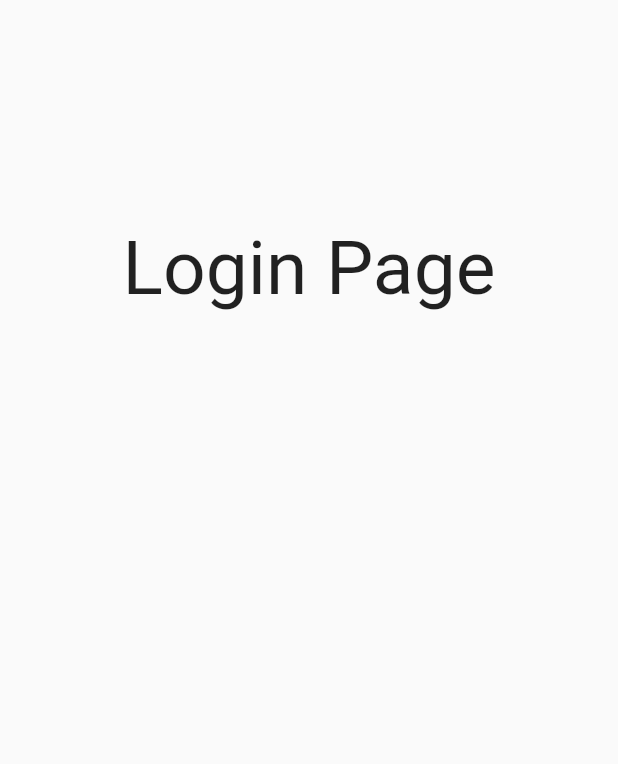
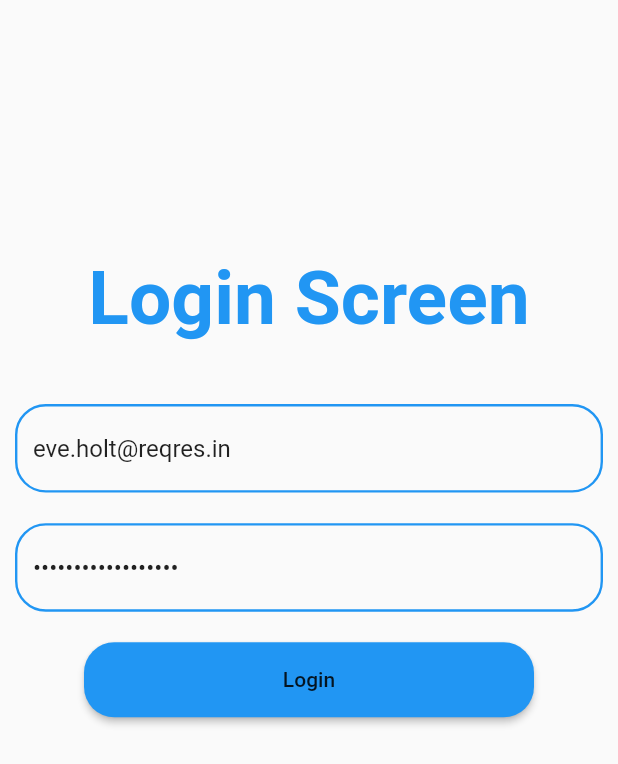
Before and after one commit to AmrElwkeel/Flutter_Youtube_videos, a Flutter app: the screen it shows after launch, on a phone screen of 412 x 824 dp. Shown: the top 764 px of the screen. Run offline on Flutter 3.47's test engine with Material 2 defaults, Android fonts, the phone set to English and light mode, and no system bars; our stand-ins replace bloc, equatable, flutter_bloc.

Commit message:
Auth isDone

```diff
--- a/lib/main.dart
+++ b/lib/main.dart
@@ -4,7 +4,7 @@ import 'my_app.dart';
 
 void main() {
   runApp(const MyApp());
-
-  AuthRepo authRepo = AuthRepo();
-  authRepo.login("eve.holt@reqres.in", "cityslicka");
+  //
+  // AuthRepo authRepo = AuthRepo();
+  // authRepo.login("eve.holt@reqress.in", "cityslicka");
 }
--- a/lib/my_app.dart
+++ b/lib/my_app.dart
@@ -1,4 +1,7 @@
 import 'package:flutter/material.dart';
+import 'package:flutter_bloc/flutter_bloc.dart';
+import 'package:flutter_videos/src/blocs/auth_bloc/auth_bloc.dart';
+import 'package:flutter_videos/src/repository/reop_auth.dart';
 import 'package:flutter_videos/src/views/login.dart';
 
 class MyApp extends StatelessWidget {
@@ -6,9 +9,13 @@ class MyApp extends StatelessWidget {
 
   @override
   Widget build(BuildContext context) {
-    return const MaterialApp(
-      home: Login(),
-      debugShowCheckedModeBanner: false,
-    );
+    return MultiBlocProvider(
+        providers: [
+          BlocProvider(create: (context) => AuthBloc(AuthRepo())),
+        ],
+        child: const MaterialApp(
+          home: Login(),
+          debugShowCheckedModeBanner: false,
+        ));
   }
 }
--- a/lib/src/base/api_base.dart
+++ b/lib/src/base/api_base.dart
@@ -21,7 +21,7 @@ _returnResponse(http.Response response) {
 
     case 400:
       var responseError = jsonDecode(response.body.toString());
-      return responseError;
+      return responseError["error"];
 
     default:
       return Exception('default Error ${response.statusCode.toString()}');
--- /dev/null
+++ b/lib/src/blocs/auth_bloc/auth_bloc.dart
@@ -0,0 +1,25 @@
+import 'dart:async';
+
+import 'package:bloc/bloc.dart';
+import 'package:equatable/equatable.dart';
+import 'package:flutter_videos/src/repository/reop_auth.dart';
+import 'package:meta/meta.dart';
+
+part 'auth_event.dart';
+part 'auth_state.dart';
+
+class AuthBloc extends Bloc<AuthEvent, AuthState> {
+  final AuthRepo _authRepo;
+  AuthBloc(this._authRepo) : super(AuthLoading()) {
+    on<LoginEvent>((event, emit) async {
+      emit(AuthLoading());
+      final result = await _authRepo.login(event.email, event.password);
+      if (result != "user not found") {
+        emit(AuthSuccessful());
+      }
+      if (result == "user not found") {
+        emit(AuthError("Missing password OR  user not found"));
+      }
+    });
+  }
+}
--- /dev/null
+++ b/lib/src/blocs/auth_bloc/auth_event.dart
@@ -0,0 +1,19 @@
+part of 'auth_bloc.dart';
+
+@immutable
+abstract class AuthEvent extends Equatable {}
+
+
+
+
+class LoginEvent extends AuthEvent{
+
+  String? email ;
+  String? password ;
+
+  LoginEvent({this.email,this.password});
+
+  @override
+  List<Object?> get props => [email,password];
+
+}
--- /dev/null
+++ b/lib/src/blocs/auth_bloc/auth_state.dart
@@ -0,0 +1,26 @@
+part of 'auth_bloc.dart';
+
+@immutable
+abstract class AuthState extends Equatable {}
+
+class AuthInitial extends AuthState {
+  @override
+  List<Object?> get props => [];
+}
+
+class AuthSuccessful extends AuthState {
+  @override
+  List<Object?> get props => [];
+}
+
+class AuthLoading extends AuthState {
+  @override
+  List<Object?> get props => [];
+}
+
+class AuthError extends AuthState {
+  String? msgError;
+  AuthError(this.msgError);
+  @override
+  List<Object?> get props => [msgError];
+}
--- a/lib/src/views/login.dart
+++ b/lib/src/views/login.dart
@@ -1,4 +1,10 @@
 import 'package:flutter/material.dart';
+import 'package:flutter_bloc/flutter_bloc.dart';
+import 'package:flutter_videos/src/blocs/auth_bloc/auth_bloc.dart';
+import 'package:flutter_videos/src/views/home.dart';
+
+import '../widgets/custom_button.dart';
+import '../widgets/custom_textfield.dart';
 
 class Login extends StatefulWidget {
   const Login({Key? key}) : super(key: key);
@@ -8,22 +14,83 @@ class Login extends StatefulWidget {
 }
 
 class _LoginState extends State<Login> {
+  AuthBloc? _authBloc;
+  final TextEditingController email =
+      TextEditingController(text: "eve.holt@reqres.in");
+  final TextEditingController password =
+      TextEditingController(text: "cityslicka");
+  @override
+  void initState() {
+    super.initState();
+    _authBloc = BlocProvider.of<AuthBloc>(context);
+  }
+
   @override
   Widget build(BuildContext context) {
     return Scaffold(
-      body: Container(
-        padding: EdgeInsets.symmetric(vertical: 150),
-        child: SingleChildScrollView(
-          child: Column(
-            mainAxisAlignment: MainAxisAlignment.center,
-            children: const <Widget>[
-              Center(
-                  child: Text(
-                "Login Page",
-                style: TextStyle(fontSize: 50),
-              )),
-            ],
-          ),
+      body: SingleChildScrollView(
+        padding: const EdgeInsets.symmetric(vertical: 170, horizontal: 10),
+        child: Column(
+          mainAxisAlignment: MainAxisAlignment.center,
+          children: <Widget>[
+            const Center(
+                child: Text(
+              "Login Screen",
+              style: TextStyle(
+                  fontSize: 50,
+                  color: Colors.blue,
+                  fontWeight: FontWeight.bold),
+            )),
+            const SizedBox(height: 40.4),
+            CustomTextField(
+              controller: email,
+              obscure: false,
+            ),
+            const SizedBox(height: 20.4),
+            CustomTextField(
+              controller: email,
+              obscure: true,
+            ),
+            const SizedBox(height: 20.4),
+            BlocListener<AuthBloc, AuthState>(
+              listener: (context, state) {
+                if (state is AuthLoading) {
+                  const Center(
+                      child: CircularProgressIndicator(
+                    color: Colors.blue,
+                  ));
+                } else if (state is AuthSuccessful) {
+                  Navigator.push(context, MaterialPageRoute(builder: (context) {
+                    return const HomePage();
+                  }));
+                  ScaffoldMessenger.of(context).showSnackBar(const SnackBar(
+                      content: Text(
+                    'Welcome',
+                    style: TextStyle(
+                        fontWeight: FontWeight.bold,
+                        color: Colors.blue,
+                        fontSize: 30),
+                  )));
+                } else if (state is AuthError) {
+                  ScaffoldMessenger.of(context).showSnackBar(const SnackBar(
+                      content: Text(
+                    'Error',
+                    style: TextStyle(
+                        fontWeight: FontWeight.bold,
+                        color: Colors.blue,
+                        fontSize: 30),
+                  )));
+                }
+              },
+              child: CustomButton(
+                onPressed: () {
+                  _authBloc!.add(
+                      LoginEvent(email: email.text, password: password.text));
+                },
+                text: "Login",
+              ),
+            ),
+          ],
         ),
       ),
     );
--- /dev/null
+++ b/lib/src/widgets/custom_button.dart
@@ -0,0 +1,29 @@
+import 'package:flutter/material.dart';
+
+class CustomButton extends StatefulWidget {
+  final Function() onPressed;
+  final String text;
+  const CustomButton({required this.text, required this.onPressed, Key? key})
+      : super(key: key);
+
+  @override
+  State<CustomButton> createState() => _CustomButtonState();
+}
+
+class _CustomButtonState extends State<CustomButton> {
+  @override
+  Widget build(BuildContext context) {
+    return SizedBox(
+      height: 50,
+      width: 300,
+      child: MaterialButton(
+        color: Colors.blue,
+        onPressed: widget.onPressed,
+        child: Text(widget.text),
+        shape: OutlineInputBorder(
+            borderRadius: BorderRadius.circular(20.2),
+            borderSide: BorderSide.none),
+      ),
+    );
+  }
+}
--- /dev/null
+++ b/lib/src/widgets/custom_textfield.dart
@@ -0,0 +1,44 @@
+import 'package:flutter/material.dart';
+
+class CustomTextField extends StatefulWidget {
+  final TextEditingController? controller;
+  final bool? obscure;
+  const CustomTextField({this.controller, this.obscure, Key? key})
+      : super(key: key);
+
+  @override
+  State<CustomTextField> createState() => _CustomTextFieldState();
+}
+
+class _CustomTextFieldState extends State<CustomTextField> {
+  late bool obsc = widget.obscure ?? false;
+  @override
+  Widget build(BuildContext context) {
+    return TextFormField(
+      controller: widget.controller,
+      obscureText: obsc,
+      decoration: InputDecoration(
+        border: OutlineInputBorder(
+          borderRadius: BorderRadius.circular(20.5),
+          borderSide: const BorderSide(color: Colors.blue, width: 1.6),
+        ),
+        enabledBorder: OutlineInputBorder(
+          borderRadius: BorderRadius.circular(20.5),
+          borderSide: const BorderSide(color: Colors.blue, width: 1.6),
+        ),
+        focusedBorder: OutlineInputBorder(
+          borderRadius: BorderRadius.circular(20.5),
+          borderSide: const BorderSide(color: Colors.blue, width: 1.6),
+        ),
+        errorBorder: OutlineInputBorder(
+          borderRadius: BorderRadius.circular(20.5),
+          borderSide: const BorderSide(color: Colors.red, width: 1.6),
+        ),
+        disabledBorder: OutlineInputBorder(
+          borderRadius: BorderRadius.circular(20.5),
+          borderSide: const BorderSide(color: Colors.white10, width: 1.6),
+        ),
+      ),
+    );
+  }
+}
--- a/pubspec.yaml
+++ b/pubspec.yaml
@@ -36,6 +36,7 @@ dependencies:
   cupertino_icons: ^1.0.2
   flutter_bloc: ^8.0.1
   http: ^0.13.4
+  equatable: ^2.0.3
 
 dev_dependencies:
   flutter_test:
```
Also changed, not shown: pubspec.lock.
